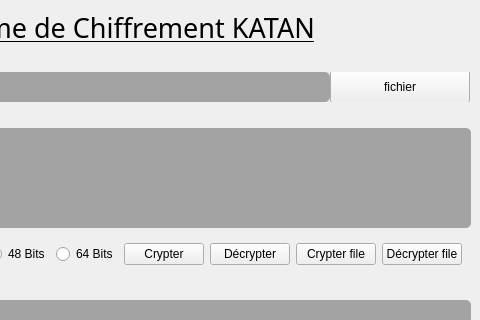
First picture: the form in venv/interface.ui, repository Aminelaakroute/KATAN-ENCRYPTION, before the edit; both pictures show x 290 to 770 and y 0 to 320 of the 770 by 409 pixel window.
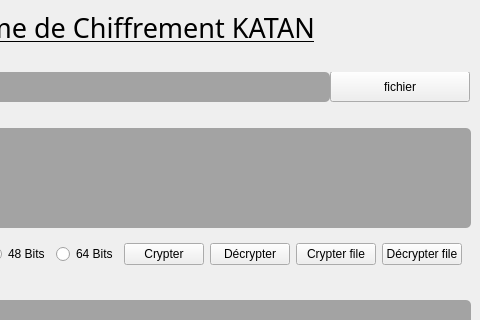
Second picture: the form after the edit. Icons and pictures are not drawn.

Patch:
```diff
--- a/venv/interface.ui
+++ b/venv/interface.ui
@@ -77,9 +77,9 @@
        <property name="geometry">
         <rect>
          <x>611</x>
-         <y>-2</y>
+         <y>-1</y>
          <width>140</width>
-         <height>33</height>
+         <height>31</height>
         </rect>
        </property>
        <property name="text">
```
